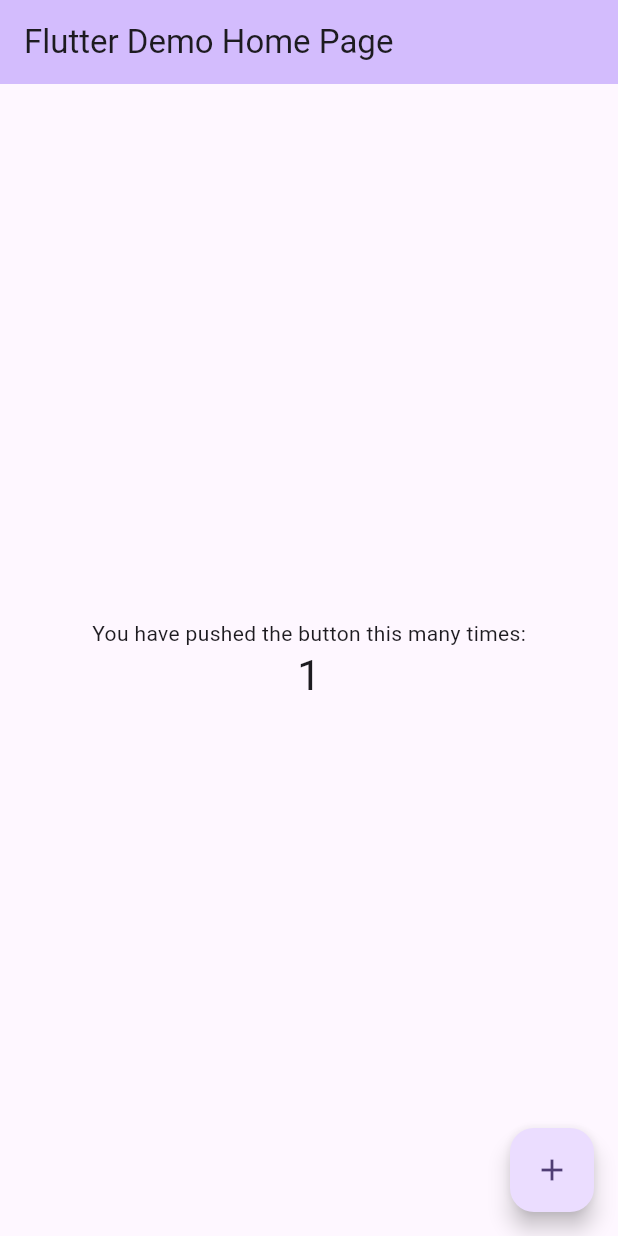
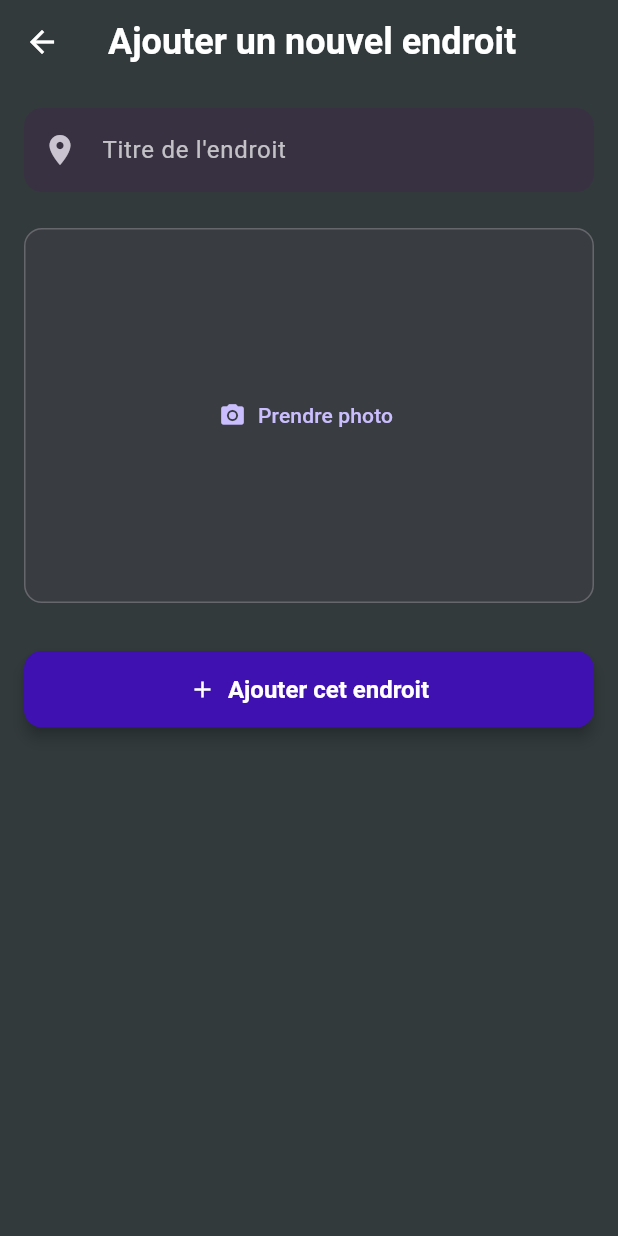
Before and after one commit to IvinoDev/Act2_Dclic_Approfondi, a Flutter app: the screen it shows after launch, after a tap on the "add" icon, on a phone screen of 412 x 824 dp. Run offline on Flutter 3.47's test engine with Material 3 defaults, Android fonts, the phone set to English and light mode, and no system bars; our stand-ins replace flutter_riverpod, image_picker.

Commit message:
app done

```diff
--- a/endroitapp/lib/main.dart
+++ b/endroitapp/lib/main.dart
@@ -1,122 +1,94 @@
 import 'package:flutter/material.dart';
+import 'package:flutter_riverpod/flutter_riverpod.dart';
+import 'vue/endroits_interface.dart';
 
 void main() {
-  runApp(const MyApp());
+  runApp(const ProviderScope(child: monApplication()));
 }
 
-class MyApp extends StatelessWidget {
-  const MyApp({super.key});
+class monApplication extends StatelessWidget {
+  const monApplication({super.key});
 
-  // This widget is the root of your application.
   @override
   Widget build(BuildContext context) {
     return MaterialApp(
-      title: 'Flutter Demo',
+      title: 'Gestion d\'endroits favoris',
       theme: ThemeData(
-        // This is the theme of your application.
-        //
-        // TRY THIS: Try running your application with "flutter run". You'll see
-        // the application has a purple toolbar. Then, without quitting the app,
-        // try changing the seedColor in the colorScheme below to Colors.green
-        // and then invoke "hot reload" (save your changes or press the "hot
-        // reload" button in a Flutter-supported IDE, or press "r" if you used
-        // the command line to start the app).
-        //
-        // Notice that the counter didn't reset back to zero; the application
-        // state is not lost during the reload. To reset the state, use hot
-        // restart instead.
-        //
-        // This works for code too, not just values: Most code changes can be
-        // tested with just a hot reload.
-        colorScheme: ColorScheme.fromSeed(seedColor: Colors.deepPurple),
+        colorScheme: ColorScheme.fromSeed(
+          seedColor: const Color.fromARGB(
+            255,
+            63,
+            17,
+            177,
+          ), // Deep indigo/purple
+          brightness: Brightness.dark,
+          surface: const Color.fromARGB(255, 56, 49, 66),
+        ),
+        scaffoldBackgroundColor: const Color.fromARGB(255, 50, 58, 60),
+        useMaterial3: true,
+        appBarTheme: const AppBarTheme(
+          backgroundColor: Colors.transparent,
+          elevation: 0,
+          centerTitle: true,
+          titleTextStyle: TextStyle(
+            fontSize: 24,
+            fontWeight: FontWeight.bold,
+            color: Colors.white,
+          ),
+          iconTheme: IconThemeData(color: Colors.white),
+        ),
+        cardTheme: CardThemeData(
+          elevation: 6,
+          margin: const EdgeInsets.symmetric(vertical: 8, horizontal: 16),
+          shape: RoundedRectangleBorder(
+            borderRadius: BorderRadius.circular(16),
+          ),
+          clipBehavior: Clip.hardEdge,
+        ),
+        elevatedButtonTheme: ElevatedButtonThemeData(
+          style: ElevatedButton.styleFrom(
+            backgroundColor: const Color.fromARGB(255, 63, 17, 177),
+            foregroundColor: Colors.white,
+            padding: const EdgeInsets.symmetric(vertical: 16, horizontal: 24),
+            shape: RoundedRectangleBorder(
+              borderRadius: BorderRadius.circular(12),
+            ),
+            textStyle: const TextStyle(
+              fontSize: 16,
+              fontWeight: FontWeight.w600,
+            ),
+          ),
+        ),
+        inputDecorationTheme: InputDecorationTheme(
+          filled: true,
+          fillColor: const Color.fromARGB(255, 56, 49, 66),
+          border: OutlineInputBorder(
+            borderRadius: BorderRadius.circular(12),
+            borderSide: BorderSide.none,
+          ),
+          contentPadding: const EdgeInsets.symmetric(
+            vertical: 16,
+            horizontal: 20,
+          ),
+          labelStyle: const TextStyle(color: Colors.white70),
+          hintStyle: const TextStyle(color: Colors.white38),
+        ),
+        textTheme: const TextTheme(
+          titleLarge: TextStyle(
+            fontWeight: FontWeight.bold,
+            fontSize: 22,
+            color: Colors.white,
+          ),
+          titleMedium: TextStyle(
+            fontWeight: FontWeight.w600,
+            fontSize: 18,
+            color: Colors.white,
+          ),
+          bodyMedium: TextStyle(color: Colors.white, fontSize: 14),
+          bodyLarge: TextStyle(color: Colors.white, fontSize: 16),
+        ),
       ),
-      home: const MyHomePage(title: 'Flutter Demo Home Page'),
+      home: const endroitsinterface(),
     );
   }
 }
-
-class MyHomePage extends StatefulWidget {
-  const MyHomePage({super.key, required this.title});
-
-  // This widget is the home page of your application. It is stateful, meaning
-  // that it has a State object (defined below) that contains fields that affect
-  // how it looks.
-
-  // This class is the configuration for the state. It holds the values (in this
-  // case the title) provided by the parent (in this case the App widget) and
-  // used by the build method of the State. Fields in a Widget subclass are
-  // always marked "final".
-
-  final String title;
-
-  @override
-  State<MyHomePage> createState() => _MyHomePageState();
-}
-
-class _MyHomePageState extends State<MyHomePage> {
-  int _counter = 0;
-
-  void _incrementCounter() {
-    setState(() {
-      // This call to setState tells the Flutter framework that something has
-      // changed in this State, which causes it to rerun the build method below
-      // so that the display can reflect the updated values. If we changed
-      // _counter without calling setState(), then the build method would not be
-      // called again, and so nothing would appear to happen.
-      _counter++;
-    });
-  }
-
-  @override
-  Widget build(BuildContext context) {
-    // This method is rerun every time setState is called, for instance as done
-    // by the _incrementCounter method above.
-    //
-    // The Flutter framework has been optimized to make rerunning build methods
-    // fast, so that you can just rebuild anything that needs updating rather
-    // than having to individually change instances of widgets.
-    return Scaffold(
-      appBar: AppBar(
-        // TRY THIS: Try changing the color here to a specific color (to
-        // Colors.amber, perhaps?) and trigger a hot reload to see the AppBar
-        // change color while the other colors stay the same.
-        backgroundColor: Theme.of(context).colorScheme.inversePrimary,
-        // Here we take the value from the MyHomePage object that was created by
-        // the App.build method, and use it to set our appbar title.
-        title: Text(widget.title),
-      ),
-      body: Center(
-        // Center is a layout widget. It takes a single child and positions it
-        // in the middle of the parent.
-        child: Column(
-          // Column is also a layout widget. It takes a list of children and
-          // arranges them vertically. By default, it sizes itself to fit its
-          // children horizontally, and tries to be as tall as its parent.
-          //
-          // Column has various properties to control how it sizes itself and
-          // how it positions its children. Here we use mainAxisAlignment to
-          // center the children vertically; the main axis here is the vertical
-          // axis because Columns are vertical (the cross axis would be
-          // horizontal).
-          //
-          // TRY THIS: Invoke "debug painting" (choose the "Toggle Debug Paint"
-          // action in the IDE, or press "p" in the console), to see the
-          // wireframe for each widget.
-          mainAxisAlignment: MainAxisAlignment.center,
-          children: <Widget>[
-            const Text('You have pushed the button this many times:'),
-            Text(
-              '$_counter',
-              style: Theme.of(context).textTheme.headlineMedium,
-            ),
-          ],
-        ),
-      ),
-      floatingActionButton: FloatingActionButton(
-        onPressed: _incrementCounter,
-        tooltip: 'Increment',
-        child: const Icon(Icons.add),
-      ), // This trailing comma makes auto-formatting nicer for build methods.
-    );
-  }
-}
--- /dev/null
+++ b/endroitapp/lib/modele/endroit.dart
@@ -0,0 +1,13 @@
+import 'dart:io';
+import 'package:uuid/uuid.dart';
+
+const uuid = Uuid();
+
+class Endroit {
+  final String id;
+  final String nom;
+  final File image;
+
+  Endroit({required this.nom, required this.image, String? id})
+    : id = id ?? uuid.v4();
+}
--- /dev/null
+++ b/endroitapp/lib/providers/endroits_utilisateurs.dart
@@ -0,0 +1,17 @@
+import 'dart:io';
+import 'package:flutter_riverpod/flutter_riverpod.dart';
+import '../modele/endroit.dart';
+
+class endroits_utilisateur extends StateNotifier<List<Endroit>> {
+  endroits_utilisateur() : super([]);
+
+  void ajoutendroit(String nom, File image) {
+    final nouveauEndroit = Endroit(nom: nom, image: image);
+    state = [...state, nouveauEndroit];
+  }
+}
+
+final endroitsprovider =
+    StateNotifierProvider<endroits_utilisateur, List<Endroit>>(
+      (ref) => endroits_utilisateur(),
+    );
--- /dev/null
+++ b/endroitapp/lib/vue/ajout_endroit.dart
@@ -0,0 +1,75 @@
+import 'dart:io';
+import 'package:flutter/material.dart';
+import 'package:flutter_riverpod/flutter_riverpod.dart';
+import '../providers/endroits_utilisateurs.dart';
+import '../widgets/image_prise.dart';
+
+class ajout_endroit extends ConsumerStatefulWidget {
+  const ajout_endroit({super.key});
+
+  @override
+  ConsumerState<ajout_endroit> createState() => _ajout_endroitState();
+}
+
+class _ajout_endroitState extends ConsumerState<ajout_endroit> {
+  final _titreController = TextEditingController();
+  File? _imageSelectionnee;
+
+  void _selectionImage(File image) {
+    _imageSelectionnee = image;
+  }
+
+  void _sauvegarderEndroit() {
+    if (_titreController.text.isEmpty || _imageSelectionnee == null) {
+      return;
+    }
+
+    ref
+        .read(endroitsprovider.notifier)
+        .ajoutendroit(_titreController.text, _imageSelectionnee!);
+
+    Navigator.of(context).pop();
+  }
+
+  @override
+  void dispose() {
+    _titreController.dispose();
+    super.dispose();
+  }
+
+  @override
+  Widget build(BuildContext context) {
+    return Scaffold(
+      appBar: AppBar(title: const Text('Ajouter un nouvel endroit')),
+      body: SingleChildScrollView(
+        padding: const EdgeInsets.all(16),
+        child: Column(
+          crossAxisAlignment: CrossAxisAlignment.stretch,
+          children: [
+            TextField(
+              decoration: const InputDecoration(
+                labelText: 'Titre de l\'endroit',
+                prefixIcon: Icon(Icons.place),
+              ),
+              controller: _titreController,
+              style: const TextStyle(color: Colors.white),
+            ),
+            const SizedBox(height: 24),
+            // Image Input
+            image_prise(onphotoselectionne: _selectionImage),
+            const SizedBox(height: 32),
+            ElevatedButton.icon(
+              onPressed: _sauvegarderEndroit,
+              icon: const Icon(Icons.add),
+              label: const Text('Ajouter cet endroit'),
+              style: ElevatedButton.styleFrom(
+                elevation: 4,
+                shadowColor: Theme.of(context).colorScheme.shadow,
+              ),
+            ),
+          ],
+        ),
+      ),
+    );
+  }
+}
--- /dev/null
+++ b/endroitapp/lib/vue/endroits_interface.dart
@@ -0,0 +1,31 @@
+import 'package:flutter/material.dart';
+import 'package:flutter_riverpod/flutter_riverpod.dart';
+import '../providers/endroits_utilisateurs.dart';
+import '../widgets/endroits_list.dart';
+import 'ajout_endroit.dart';
+
+class endroitsinterface extends ConsumerWidget {
+  const endroitsinterface({super.key});
+
+  @override
+  Widget build(BuildContext context, WidgetRef ref) {
+    final endroits = ref.watch(endroitsprovider);
+
+    return Scaffold(
+      appBar: AppBar(
+        title: const Text('Mes endroits préférés'),
+        actions: [
+          IconButton(
+            onPressed: () {
+              Navigator.of(context).push(
+                MaterialPageRoute(builder: (ctx) => const ajout_endroit()),
+              );
+            },
+            icon: const Icon(Icons.add),
+          ),
+        ],
+      ),
+      body: endroits_list(endroits: endroits),
+    );
+  }
+}
--- /dev/null
+++ b/endroitapp/lib/widgets/endroits_list.dart
@@ -0,0 +1,96 @@
+import 'package:flutter/material.dart';
+import '../modele/endroit.dart';
+import '../vue/endroit_detail.dart';
+
+class endroits_list extends StatelessWidget {
+  final List<Endroit> endroits;
+
+  const endroits_list({super.key, required this.endroits});
+
+  @override
+  Widget build(BuildContext context) {
+    if (endroits.isEmpty) {
+      return Center(
+        child: Column(
+          mainAxisSize: MainAxisSize.min,
+          children: [
+            Text(
+              'Aucun endroit ajoute',
+              style: Theme.of(context).textTheme.titleLarge!.copyWith(
+                color: Theme.of(context).colorScheme.onBackground,
+              ),
+            ),
+            const SizedBox(height: 16),
+            Text(
+              'Commencez par ajouter vos endrots favoris!',
+              style: Theme.of(context).textTheme.bodyLarge!.copyWith(
+                color: Theme.of(context).colorScheme.onBackground,
+              ),
+            ),
+          ],
+        ),
+      );
+    }
+
+    return ListView.builder(
+      itemCount: endroits.length,
+      itemBuilder: (ctx, i) => Card(
+        child: InkWell(
+          onTap: () {
+            Navigator.of(context).push(
+              MaterialPageRoute(
+                builder: (ctx) => endroit_detail(endroit: endroits[i]),
+              ),
+            );
+          },
+          child: Stack(
+            children: [
+              Hero(
+                tag: endroits[i].id,
+                child: Container(
+                  height: 200,
+                  width: double.infinity,
+                  decoration: BoxDecoration(
+                    image: DecorationImage(
+                      image: FileImage(endroits[i].image),
+                      fit: BoxFit.cover,
+                    ),
+                    borderRadius: const BorderRadius.all(Radius.circular(16)),
+                  ),
+                ),
+              ),
+              Positioned(
+                bottom: 0,
+                left: 0,
+                right: 0,
+                child: Container(
+                  padding: const EdgeInsets.symmetric(
+                    vertical: 10,
+                    horizontal: 20,
+                  ),
+                  decoration: const BoxDecoration(
+                    borderRadius: BorderRadius.only(
+                      bottomLeft: Radius.circular(16),
+                      bottomRight: Radius.circular(16),
+                    ),
+                    gradient: LinearGradient(
+                      colors: [Colors.black54, Colors.transparent],
+                      begin: Alignment.bottomCenter,
+                      end: Alignment.topCenter,
+                    ),
+                  ),
+                  child: Text(
+                    endroits[i].nom,
+                    style: Theme.of(
+                      context,
+                    ).textTheme.titleLarge!.copyWith(color: Colors.white),
+                  ),
+                ),
+              ),
+            ],
+          ),
+        ),
+      ),
+    );
+  }
+}
--- /dev/null
+++ b/endroitapp/lib/widgets/image_prise.dart
@@ -0,0 +1,78 @@
+import 'dart:io';
+import 'package:flutter/material.dart';
+import 'package:image_picker/image_picker.dart';
+
+class image_prise extends StatefulWidget {
+  final void Function(File image) onphotoselectionne;
+
+  const image_prise({super.key, required this.onphotoselectionne});
+
+  @override
+  State<image_prise> createState() => _image_priseState();
+}
+
+class _image_priseState extends State<image_prise> {
+  File? _imageStockee;
+
+  Future<void> _prendrePhoto() async {
+    final picker = ImagePicker();
+    final imageFichier = await picker.pickImage(
+      source: ImageSource.camera,
+      maxWidth: 600,
+    );
+
+    if (imageFichier == null) {
+      return;
+    }
+
+    setState(() {
+      _imageStockee = File(imageFichier.path);
+    });
+
+    widget.onphotoselectionne(_imageStockee!);
+  }
+
+  @override
+  Widget build(BuildContext context) {
+    return Column(
+      children: [
+        Container(
+          width: double.infinity,
+          height: 250,
+          alignment: Alignment.center,
+          decoration: BoxDecoration(
+            border: Border.all(
+              width: 1,
+              color: Theme.of(context).colorScheme.outline.withOpacity(0.5),
+            ),
+            color: Theme.of(
+              context,
+            ).colorScheme.surfaceVariant.withOpacity(0.3),
+            borderRadius: BorderRadius.circular(12),
+          ),
+          child: _imageStockee != null
+              ? ClipRRect(
+                  borderRadius: BorderRadius.circular(12),
+                  child: GestureDetector(
+                    onTap: _prendrePhoto,
+                    child: Image.file(
+                      _imageStockee!,
+                      fit: BoxFit.cover,
+                      width: double.infinity,
+                      height: double.infinity,
+                    ),
+                  ),
+                )
+              : TextButton.icon(
+                  onPressed: _prendrePhoto,
+                  icon: const Icon(Icons.camera_alt),
+                  label: const Text('Prendre photo'),
+                  style: TextButton.styleFrom(
+                    foregroundColor: Theme.of(context).colorScheme.primary,
+                  ),
+                ),
+        ),
+      ],
+    );
+  }
+}
--- a/endroitapp/pubspec.yaml
+++ b/endroitapp/pubspec.yaml
@@ -34,6 +34,9 @@ dependencies:
   # The following adds the Cupertino Icons font to your application.
   # Use with the CupertinoIcons class for iOS style icons.
   cupertino_icons: ^1.0.8
+  flutter_riverpod: ^2.6.1
+  uuid: ^4.5.1
+  image_picker: ^1.1.2
 
 dev_dependencies:
   flutter_test:
```
Also changed, not shown: endroitapp/lib/vue/endroit_detail.dart (added, +69 -0 lines), endroitapp/pubspec.lock, 15 other files.
